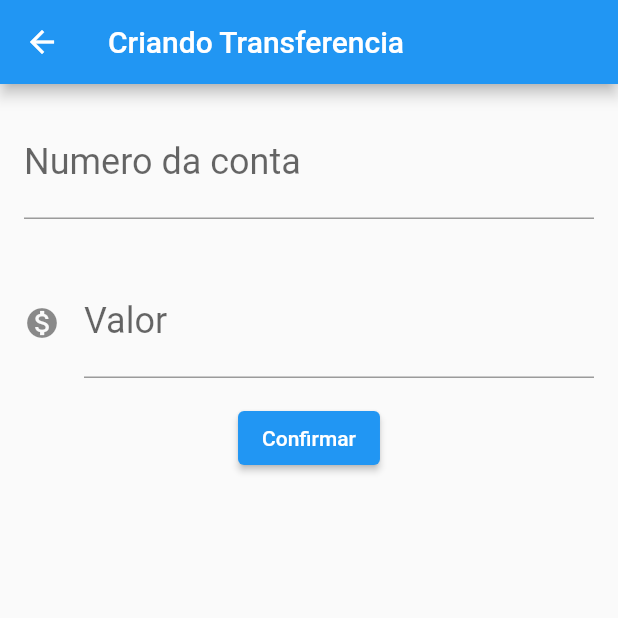
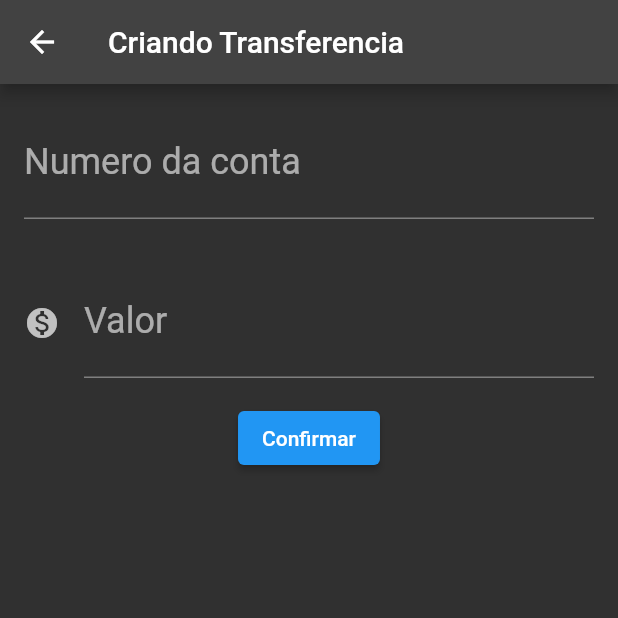
Before and after one commit to Natanael22/bytebank, a Flutter app: the screen it shows after launch, after a tap on the "add" icon, on a phone screen of 412 x 824 dp, the top half of it. Run offline on Flutter 3.47's test engine with Material 2 defaults, Android fonts, the phone set to English and light mode, and no system bars.

```diff
--- a/lib/main.dart
+++ b/lib/main.dart
@@ -8,18 +8,28 @@ class BytebankApp extends StatelessWidget {
   @override
   Widget build(BuildContext context) {
     return MaterialApp(
-      home: Scaffold(
-        body: ListaTransferencias(),
-      ),
+      theme: ThemeData.dark(),
+
+      home: ListaTransferencias(),
       );
   }
 }
 
-class FormularioTransferencia extends StatelessWidget {
+class FormularioTransferencia extends StatefulWidget {
+
+  FormularioTransferencia({Key? key}) : super(key: key);
+
+  @override
+  State<StatefulWidget> createState() {
+    // TODO: implement createState
+    return FormularioTransferenciaState();
+  }
+}
+
+class FormularioTransferenciaState extends State<FormularioTransferencia>{
+
     final TextEditingController _controladorNumeroConta = TextEditingController();
     final TextEditingController _controladorValor = TextEditingController();
-
-  //const FormularioTransferencia({Key? key}) : super(key: key);
 
     @override
     Widget build(BuildContext context) {
@@ -27,7 +37,8 @@ class FormularioTransferencia extends StatelessWidget {
         appBar: AppBar(
           title: const Text("Criando Transferencia"),
         ),
-      body: Column(
+        body: SingleChildScrollView(
+          child: Column(
             children: <Widget>[
               Editor(
                   controlador: _controladorNumeroConta,
@@ -42,8 +53,10 @@ class FormularioTransferencia extends StatelessWidget {
               ElevatedButton(
                 child: Text("Confirmar"),
                 onPressed: () => _criaTransferencia(context),
+
               )
             ],
+          ),
         ),
       );
     }
@@ -53,10 +66,103 @@ class FormularioTransferencia extends StatelessWidget {
       final double? valor = double.tryParse(_controladorValor.text);
       if (valor != null && numeroConta != null) {
         final transferenciaCriada = Transferencia(valor, numeroConta);
-      debugPrint('criando a transferencia');
-      debugPrint('$transferenciaCriada');
+        //debugPrint('criando a transferencia');
+        debugPrint('cria: $context $transferenciaCriada');
+        debugPrint('context form: $context');
         Navigator.pop(context, transferenciaCriada);
       }
+    }
+}
+
+class ListaTransferencias extends StatefulWidget {
+
+  final List<Transferencia> _transferencias = <Transferencia>[];
+
+  @override
+  State<StatefulWidget> createState() {
+    debugPrint('lista trans: $_transferencias');
+    return ListaTransferenciaState();
+  }
+}
+
+class ListaTransferenciaState extends State<ListaTransferencias> {
+
+  @override
+  Widget build(BuildContext context) {
+    // TODO: implement build
+    //widget._transferencias.add(Transferencia(100, 100));
+    return Scaffold(
+      appBar: AppBar(
+        title: Text('Transferencias'),
+      ),
+      body: ListView.builder(
+        itemCount: widget._transferencias.length,
+        itemBuilder: (context, index) {
+          debugPrint('context list: $context');
+          final transf = widget._transferencias[index];
+          debugPrint('item: $transf');
+          return ItemTransferencia(transf);
+        },
+      ),
+      floatingActionButton: FloatingActionButton(
+        child: Icon(Icons.add),
+        onPressed: () {
+          final Future<Transferencia?> future =
+              Navigator.push(context, MaterialPageRoute(builder: (context) {
+               // debugPrint('context onpress: $context');
+            return FormularioTransferencia();
+          }));
+          future.then((transferenciaRecebida) {
+            //debugPrint('chegou no then do future');
+            //
+            if (transferenciaRecebida != null) {
+              //debugPrint('transf rec: $transferenciaRecebida');
+              setState(() {
+                widget._transferencias.add(transferenciaRecebida);
+              });
+
+            }
+            print(widget._transferencias.length);
+          });
+        },
+      ),
+    );
+  }
+
+
+}
+
+class ItemTransferencia extends StatelessWidget {
+  final Transferencia _transferencia;
+
+  const ItemTransferencia(this._transferencia, {super.key});
+
+  @override
+  Widget build(BuildContext context) {
+    // TODO: implement build
+    return Card(
+        child: ListTile(
+          leading: const Icon(Icons.monetization_on),
+          title: Text(_transferencia.valor.toString()),
+          subtitle: Text(_transferencia.numeroConta.toString()),
+
+    )
+
+    );
+
+  }
+}
+
+class Transferencia {
+  final double valor;
+  final int numeroConta;
+
+  Transferencia(this.valor, this.numeroConta);
+
+  @override
+  String toString() {
+
+    return 'Transferencia{valor: $valor, numeroConta: $numeroConta}';
   }
 }
 
@@ -84,68 +190,3 @@ class Editor extends StatelessWidget {
     );
   }
 }
-
-class ListaTransferencias extends StatelessWidget {
-
-  final List<Transferencia> _transferencias = [];
-
-  @override
-  Widget build(BuildContext context) {
-    // TODO: implement build
-    return Scaffold(
-      appBar: AppBar(
-        title: const Text('Transferencias'),
-      ),
-      body: ListView.builder(
-        itemCount: _transferencias.length,
-        itemBuilder: (BuildContext context, int index) {
-          final transferencia = _transferencias[index];
-          return ItemTransferencia(transferencia);
-        },
-      ),
-      floatingActionButton: FloatingActionButton(
-        child: const Icon(Icons.add),
-        onPressed: () {
-          final Future future =
-              Navigator.push(context, MaterialPageRoute(builder: (context) {
-            return FormularioTransferencia();
-          }));
-          future.then((transferenciaRecebida) {
-            debugPrint('chegou no then do future');
-            debugPrint('$transferenciaRecebida');
-            _transferencias.add(transferenciaRecebida);
-          });
-        },
-      ),
-    );
-  }
-}
-
-class ItemTransferencia extends StatelessWidget {
-  final Transferencia _transferencia;
-
-  ItemTransferencia(this._transferencia);
-
-  @override
-  Widget build(BuildContext context) {
-    // TODO: implement build
-    return Card(
-        child: ListTile(
-      leading: const Icon(Icons.monetization_on),
-      title: Text(_transferencia.valor.toString()),
-      subtitle: Text(_transferencia.numeroConta.toString()),
-    ));
-  }
-}
-
-class Transferencia {
-  final double valor;
-  final int numeroConta;
-
-  Transferencia(this.valor, this.numeroConta);
-
-  @override
-  String toString() {
-    return 'Transferencia{valor: $valor, numeroConta: $numeroConta}';
-  }
-}
```
Also changed, not shown: lib/screens/formulario_transferencia.dart (added). Lines whose indentation alone changed are shown as unchanged.
